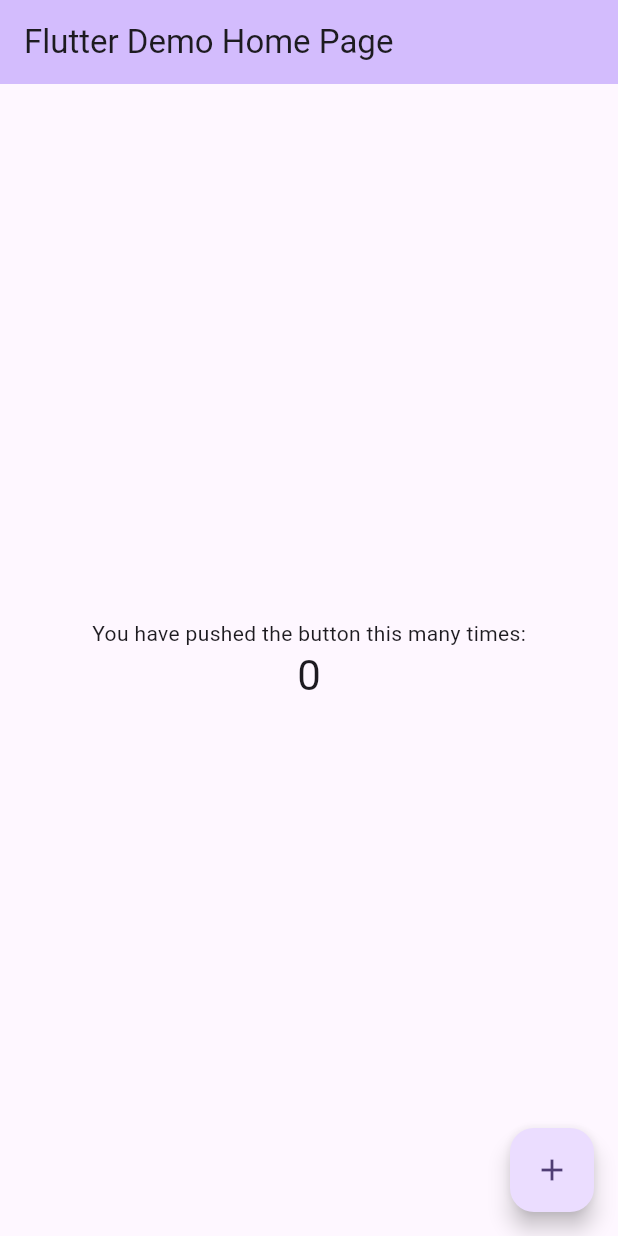
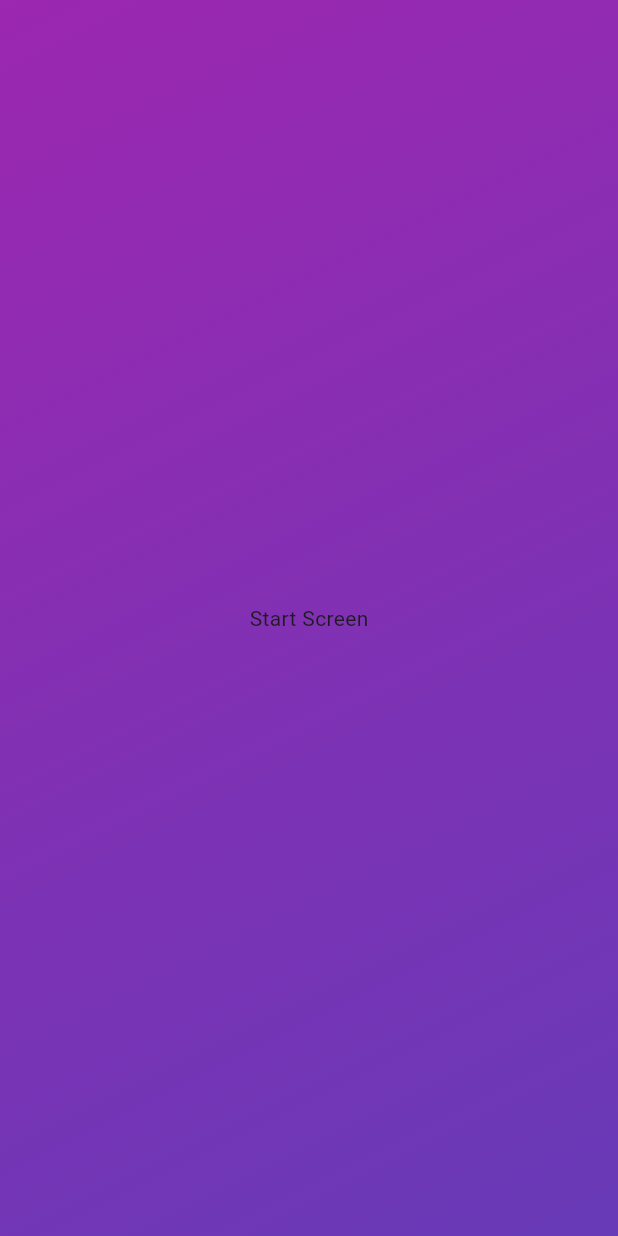
Before and after one commit to psh320/flutter-study, a Flutter app: the screen it shows after launch, on a phone screen of 412 x 824 dp. Run offline on Flutter 3.47's test engine with Material 3 defaults, Android fonts, the phone set to English and light mode, and no system bars.

Commit message:
add start screen

```diff
--- a/quiz_app/lib/main.dart
+++ b/quiz_app/lib/main.dart
@@ -1,122 +1,21 @@
 import 'package:flutter/material.dart';
+import 'package:quiz_app/start_screen.dart';
 
 void main() {
-  runApp(const MyApp());
-}
-
-class MyApp extends StatelessWidget {
-  const MyApp({super.key});
-
-  // This widget is the root of your application.
-  @override
-  Widget build(BuildContext context) {
-    return MaterialApp(
-      title: 'Flutter Demo',
-      theme: ThemeData(
-        // This is the theme of your application.
-        //
-        // TRY THIS: Try running your application with "flutter run". You'll see
-        // the application has a purple toolbar. Then, without quitting the app,
-        // try changing the seedColor in the colorScheme below to Colors.green
-        // and then invoke "hot reload" (save your changes or press the "hot
-        // reload" button in a Flutter-supported IDE, or press "r" if you used
-        // the command line to start the app).
-        //
-        // Notice that the counter didn't reset back to zero; the application
-        // state is not lost during the reload. To reset the state, use hot
-        // restart instead.
-        //
-        // This works for code too, not just values: Most code changes can be
-        // tested with just a hot reload.
-        colorScheme: ColorScheme.fromSeed(seedColor: Colors.deepPurple),
-      ),
-      home: const MyHomePage(title: 'Flutter Demo Home Page'),
-    );
-  }
-}
-
-class MyHomePage extends StatefulWidget {
-  const MyHomePage({super.key, required this.title});
-
-  // This widget is the home page of your application. It is stateful, meaning
-  // that it has a State object (defined below) that contains fields that affect
-  // how it looks.
-
-  // This class is the configuration for the state. It holds the values (in this
-  // case the title) provided by the parent (in this case the App widget) and
-  // used by the build method of the State. Fields in a Widget subclass are
-  // always marked "final".
-
-  final String title;
-
-  @override
-  State<MyHomePage> createState() => _MyHomePageState();
-}
-
-class _MyHomePageState extends State<MyHomePage> {
-  int _counter = 0;
-
-  void _incrementCounter() {
-    setState(() {
-      // This call to setState tells the Flutter framework that something has
-      // changed in this State, which causes it to rerun the build method below
-      // so that the display can reflect the updated values. If we changed
-      // _counter without calling setState(), then the build method would not be
-      // called again, and so nothing would appear to happen.
-      _counter++;
-    });
-  }
-
-  @override
-  Widget build(BuildContext context) {
-    // This method is rerun every time setState is called, for instance as done
-    // by the _incrementCounter method above.
-    //
-    // The Flutter framework has been optimized to make rerunning build methods
-    // fast, so that you can just rebuild anything that needs updating rather
-    // than having to individually change instances of widgets.
-    return Scaffold(
-      appBar: AppBar(
-        // TRY THIS: Try changing the color here to a specific color (to
-        // Colors.amber, perhaps?) and trigger a hot reload to see the AppBar
-        // change color while the other colors stay the same.
-        backgroundColor: Theme.of(context).colorScheme.inversePrimary,
-        // Here we take the value from the MyHomePage object that was created by
-        // the App.build method, and use it to set our appbar title.
-        title: Text(widget.title),
-      ),
-      body: Center(
-        // Center is a layout widget. It takes a single child and positions it
-        // in the middle of the parent.
-        child: Column(
-          // Column is also a layout widget. It takes a list of children and
-          // arranges them vertically. By default, it sizes itself to fit its
-          // children horizontally, and tries to be as tall as its parent.
-          //
-          // Column has various properties to control how it sizes itself and
-          // how it positions its children. Here we use mainAxisAlignment to
-          // center the children vertically; the main axis here is the vertical
-          // axis because Columns are vertical (the cross axis would be
-          // horizontal).
-          //
-          // TRY THIS: Invoke "debug painting" (choose the "Toggle Debug Paint"
-          // action in the IDE, or press "p" in the console), to see the
-          // wireframe for each widget.
-          mainAxisAlignment: MainAxisAlignment.center,
-          children: <Widget>[
-            const Text('You have pushed the button this many times:'),
-            Text(
-              '$_counter',
-              style: Theme.of(context).textTheme.headlineMedium,
+  runApp(
+    MaterialApp(
+      home: Scaffold(
+        body: Container(
+          decoration: const BoxDecoration(
+            gradient: LinearGradient(
+              colors: [Colors.purple, Colors.deepPurple],
+              begin: Alignment.topLeft,
+              end: Alignment.bottomRight,
             ),
-          ],
+          ),
+          child: StartScreen(),
         ),
       ),
-      floatingActionButton: FloatingActionButton(
-        onPressed: _incrementCounter,
-        tooltip: 'Increment',
-        child: const Icon(Icons.add),
-      ), // This trailing comma makes auto-formatting nicer for build methods.
-    );
-  }
+    ),
+  );
 }
--- /dev/null
+++ b/quiz_app/lib/start_screen.dart
@@ -0,0 +1,10 @@
+import 'package:flutter/material.dart';
+
+class StartScreen extends StatelessWidget {
+  const StartScreen({super.key});
+
+  @override
+  Widget build(context) {
+    return const Center(child: Text('Start Screen'));
+  }
+}
```
Also changed, not shown: 1 other file.
